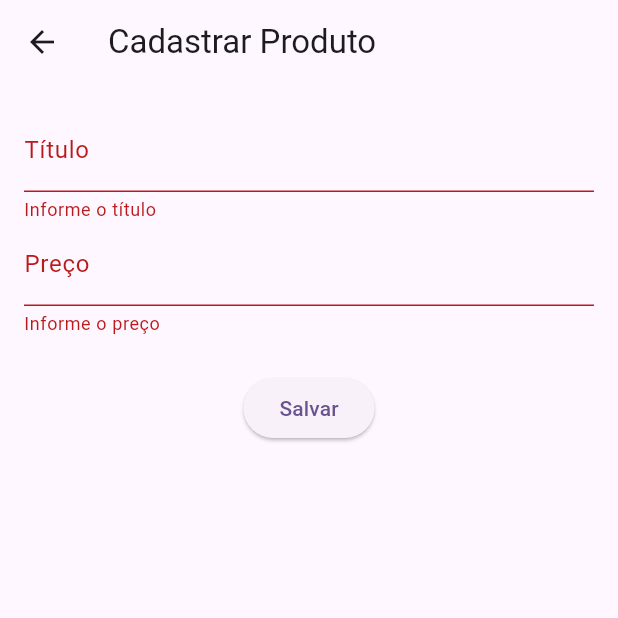
After one commit to eu-larissasouza/3siz-flutter-cross-platform, a Flutter app: the ProductCreatePage screen opened directly, after a tap on "Salvar", on a phone screen of 412 x 824 dp, the top half of it. The commit adds this screen. Run offline on Flutter 3.47's test engine with Material 3 defaults, Android fonts, the phone set to English and light mode, and no system bars; our stand-ins replace dio, sqflite, sqflite_common_ffi; accounts and stored records are empty; network calls fail.

Commit message:
create POST in client, refactor model, createProduct in repository, add create_page

```diff
--- a/cleanarchiteture_app/lib/data/models/product_model.dart
+++ b/cleanarchiteture_app/lib/data/models/product_model.dart
@@ -3,20 +3,49 @@
 import 'package:arquitetura_app/domain/entities/product_entity.dart';
 
 // Entity é a unidade de negócio, Model é a camada de dados
-class ProductModel extends ProductEntity{
-  ProductModel({
-    required super.id,
-    required super.title,
-    required super.price,
-  });
+//
+//
+// UPDATE: 18/03/2026
+// Em Clean Architeture devemos evitar o forte acoplamento, e
+// com a herança, se o ProductEntity mudar, o ProductModel deve mudar também
+// -> Vamos remover a herança
+class ProductModel {
+  final int id;
+  final String title;
+  final String price;
+
+  ProductModel({required this.id, required this.title, required this.price});
 
   // Pra transformar o JSON em um DTO, temos uma factory
   // Lemos o valor JSON e transformamos em ProductModel.
-  factory ProductModel.fromJson(Map<String, dynamic>json){
+
+  factory ProductModel.fromJson(Map<String, dynamic> json) {
+    // Cria um ProductModel a partir de um mapa JSON
     return ProductModel(
       id: json["id"],
       title: json["title"],
-      price: json["price"]
+      price: json["price"],
     );
   }
+
+  // Transforma em um mapa conhecido pela API
+  Map<String, dynamic> toJson() {
+    return {'id': this.id, 'title': this.title, 'price': this.price};
+  }
+
+  // factory é um tipo de classe que consegue fabricar
+  // um novo objeto atraves dos parametros que já tenho
+  factory ProductModel.fromProductEntity(ProductEntity productEntity) {
+    // Transforma em model para usar na API
+    return ProductModel(
+      id: productEntity.id,
+      title: productEntity.title,
+      price: productEntity.price,
+    );
+  }
+
+  ProductEntity toProductEntity() {
+    // Transforma em entity para usar no sistema
+    return ProductEntity(id: this.id, title: this.title, price: this.price);
+  }
 }
--- a/cleanarchiteture_app/lib/domain/repositories/product_repository.dart
+++ b/cleanarchiteture_app/lib/domain/repositories/product_repository.dart
@@ -9,5 +9,5 @@ import 'package:arquitetura_app/domain/entities/product_entity.dart';
 abstract class ProductRepository {
 
   Future<List<ProductEntity>> getProducts();
-
+  Future<bool> createProduct(ProductEntity product);
 }
--- /dev/null
+++ b/cleanarchiteture_app/lib/presentation/pages/product_create_page.dart
@@ -0,0 +1,99 @@
+import 'package:flutter/material.dart';
+import 'package:provider/provider.dart';
+
+import '../../domain/entities/product_entity.dart';
+import '../controllers/product_controller.dart';
+
+// Tela para cadastrar um novo produto
+// Esta página exemplifica como criar um formulário simples em Flutter
+// e como integrar com o controller para cadastrar um produto.
+class ProductCreatePage extends StatefulWidget {
+  const ProductCreatePage({super.key});
+
+  @override
+  State<ProductCreatePage> createState() => _ProductCreatePageState();
+}
+
+class _ProductCreatePageState extends State<ProductCreatePage> {
+  // Chave para validar o formulário
+  final _formKey = GlobalKey<FormState>();
+  // Controladores para os campos de texto
+  final _titleController = TextEditingController();
+  final _priceController = TextEditingController();
+
+  @override
+  void dispose() {
+    // Libera os recursos dos controladores ao fechar a tela
+    _titleController.dispose();
+    _priceController.dispose();
+    super.dispose();
+  }
+
+  void _submit() async {
+    // Verifica se o formulário está válido
+    if (_formKey.currentState!.validate()) {
+      // Cria uma instância de ProductEntity com os dados do formulário
+      final product = ProductEntity(
+        id: 0, // O id pode ser gerado pelo backend
+        title: _titleController.text,
+        price: _priceController.text,
+      );
+      // Chama o método do controller para cadastrar o produto
+      // await Provider.of<ProductController>(
+      //   context,
+      //   listen: false,
+      // ).createProduct(product);
+      // Retorna para a tela anterior após salvar
+      Navigator.pop(context);
+    }
+  }
+
+  @override
+  Widget build(BuildContext context) {
+    // Scaffold é a estrutura básica de uma tela em Flutter
+    return Scaffold(
+      appBar: AppBar(title: const Text('Cadastrar Produto')),
+      body: Padding(
+        padding: const EdgeInsets.all(16.0),
+        child: Consumer<ProductController>(
+          builder: (context, controller, child) {
+            if (controller.isLoading) {
+              // Mostra o CircularProgressIndicator enquanto está carregando
+              return const Center(child: CircularProgressIndicator());
+            }
+            return Form(
+              key: _formKey,
+              child: Column(
+                children: [
+                  // Campo para o título do produto
+                  TextFormField(
+                    controller: _titleController,
+                    decoration: const InputDecoration(labelText: 'Título'),
+                    validator: (value) => value == null || value.isEmpty
+                        ? 'Informe o título'
+                        : null,
+                  ),
+                  // Campo para o preço do produto
+                  TextFormField(
+                    controller: _priceController,
+                    decoration: const InputDecoration(labelText: 'Preço'),
+                    keyboardType: TextInputType.number,
+                    validator: (value) => value == null || value.isEmpty
+                        ? 'Informe o preço'
+                        : null,
+                  ),
+                  const SizedBox(height: 24),
+                  // Botão para salvar o produto
+                  ElevatedButton(
+                    onPressed: _submit,
+                    child: const Text('Salvar'),
+                  ),
+                ],
+              ),
+            );
+          },
+        ),
+      ),
+    );
+  }
+}
```
Also changed, not shown: cleanarchiteture_app/lib/core/custom_http_client.dart (+11 -2 lines), cleanarchiteture_app/lib/data/datasources/product_datasource.dart (+22 -3 lines), cleanarchiteture_app/lib/data/repositories/product_repository_impl.dart (+7 -2 lines).
